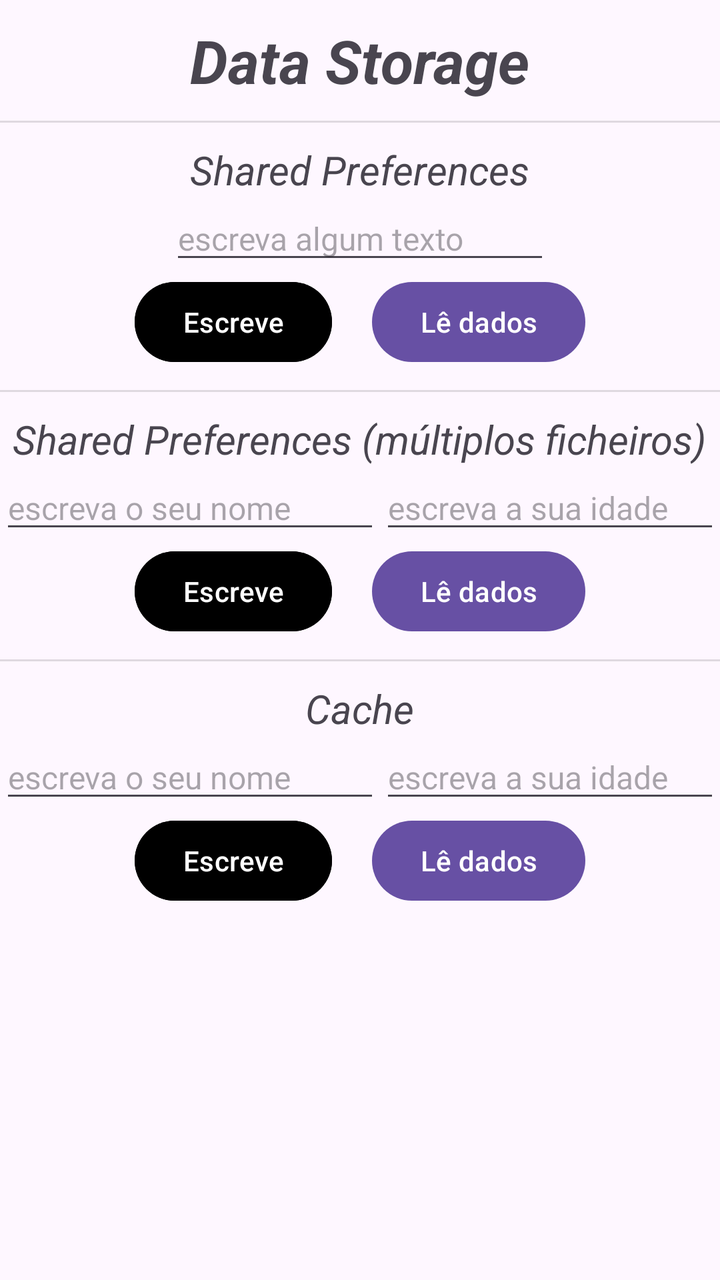
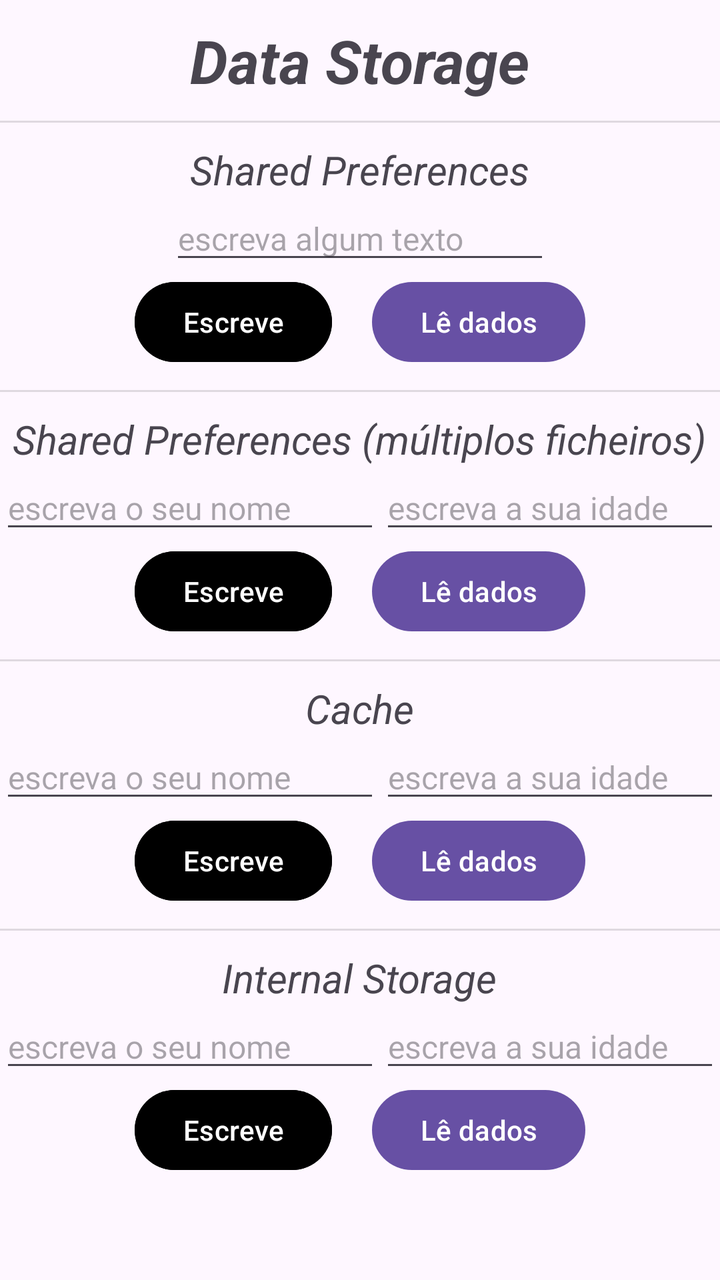

An Android layout rendered at two revisions. The XML below is the earlier revision; the diff shows what the commit changed to produce the second picture.
<!-- AndroidManifest.xml: application theme Theme.DataStorage -->
<!-- res/layout/activity_main.xml -->
<?xml version="1.0" encoding="utf-8"?>
<LinearLayout
    xmlns:tools="http://schemas.android.com/tools"
    xmlns:android="http://schemas.android.com/apk/res/android"
    android:id="@+id/main"
    android:layout_width="match_parent"
    android:layout_height="match_parent"
    android:orientation="vertical"
    tools:context=".MainActivity">

    <TextView
        android:text="@string/app_name"
        style="@style/titulo_seccao"
        android:textSize="30sp"
        android:textStyle="bold|italic"
        />

    
    <LinearLayout style="@style/contentor_geral">

        <View style="@style/linha_separacao" />

        <TextView
            style="@style/titulo_seccao"
            android:text="@string/shared_preferences" />

        <EditText
            android:id="@+id/editText1"
            style="@style/editText"
            android:hint="@string/sharedPrefencesEditText"
            android:text=""
            android:inputType="text" />

        <LinearLayout style="@style/contentor_horizontal">

            <Button
                android:id="@+id/btWrite1"
                style="@style/buttonWrite"
                android:text="@string/btWrite" />

            <Button
                android:id="@+id/btRead1"
                style="@style/buttonRead"
                android:text="@string/btRead" />

        </LinearLayout>

    </LinearLayout>

    

    <LinearLayout style="@style/contentor_geral">

        <View style="@style/linha_separacao" />

        <TextView
            style="@style/titulo_seccao"
            android:text="@string/shared_preferencesMultiFich" />

        <LinearLayout style="@style/contentor_horizontal">

            <EditText
                android:id="@+id/editText2a"
                style="@style/editText"
                android:hint="@string/escreveNome"
                android:text=""
                android:inputType="text" />

            <EditText
                android:id="@+id/editText2b"
                style="@style/editText"
                android:hint="@string/escreveIdade"
                android:text=""
                android:inputType="number" />

        </LinearLayout>

        <LinearLayout style="@style/contentor_horizontal">

            <Button
                android:id="@+id/btWrite2"
                style="@style/buttonWrite"
                android:text="@string/btWrite" />

            <Button
                android:id="@+id/btRead2"
                style="@style/buttonRead"
                android:text="@string/btRead" />

        </LinearLayout>

    </LinearLayout>



    

    <LinearLayout style="@style/contentor_geral">

        <View style="@style/linha_separacao" />

        <TextView
            style="@style/titulo_seccao"
            android:text="@string/Cache" />

        <LinearLayout style="@style/contentor_horizontal">

            <EditText
                android:id="@+id/editText3a"
                style="@style/editText"
                android:hint="@string/escreveNome"
                android:text=""
                android:inputType="text" />

            <EditText
                android:id="@+id/editText3b"
                style="@style/editText"
                android:hint="@string/escreveIdade"
                android:text=""
                android:inputType="number" />

        </LinearLayout>

        <LinearLayout style="@style/contentor_horizontal">

            <Button
                android:id="@+id/btWrite3"
                style="@style/buttonWrite"
                android:text="@string/btWrite" />

            <Button
                android:id="@+id/btRead3"
                style="@style/buttonRead"
                android:text="@string/btRead" />

        </LinearLayout>

    </LinearLayout>


</LinearLayout>
<!-- resources referenced by this layout -->
<resources>
  <string name="Cache">Cache</string>
  <string name="app_name">Data Storage</string>
  <string name="btRead">Lê dados</string>
  <string name="btWrite">Escreve</string>
  <string name="escreveIdade">escreva a sua idade</string>
  <string name="escreveNome">escreva o seu nome</string>
  <string name="sharedPrefencesEditText">escreva algum texto</string>
  <string name="shared_preferences">Shared Preferences</string>
  <string name="shared_preferencesMultiFich">Shared Preferences (múltiplos ficheiros)</string>
  <style name="buttonRead">
          <item name="android:layout_width">wrap_content</item>
          <item name="android:layout_height">wrap_content</item>
          <item name="android:layout_marginStart">10dp</item>
      </style>
  <style name="buttonWrite">
          <item name="android:layout_width">wrap_content</item>
          <item name="android:layout_height">wrap_content</item>
          <item name="android:backgroundTint">@color/black</item>
          <item name="android:layout_marginEnd">10dp</item>
      </style>
  <style name="contentor_geral">
          <item name="android:layout_width">match_parent</item>
          <item name="android:layout_height">wrap_content</item>
          <item name="android:orientation">vertical</item>
      </style>
  <style name="contentor_horizontal">
          <item name="android:layout_width">wrap_content</item>
          <item name="android:layout_height">wrap_content</item>
          <item name="android:layout_gravity">center</item>
          <item name="android:orientation">horizontal</item>
      </style>
  <style name="editText">
          <item name="android:layout_width">wrap_content</item>
          <item name="android:layout_height">wrap_content</item>
          <item name="android:layout_gravity">center</item>
          <item name="android:ems">10</item>
          <item name="android:textSize">16sp</item>
      </style>
  <style name="linha_separacao">
          <item name="android:layout_width">match_parent</item>
          <item name="android:layout_height">1dp</item>
          <item name="android:layout_marginTop">10dp</item>
          <item name="android:background">?android:attr/listDivider</item>
      </style>
  <style name="titulo_seccao">
          <item name="android:layout_width">wrap_content</item>
          <item name="android:layout_height">wrap_content</item>
          <item name="android:layout_gravity">center</item>
          <item name="android:textStyle">italic</item>
          <item name="android:textSize">20sp</item>
          <item name="android:layout_marginTop">10dp</item>
      </style>
  <style name="Theme.DataStorage" parent="Base.Theme.DataStorage" />
  <color name="black">#FF000000</color>
  <style name="Base.Theme.DataStorage" parent="Theme.Material3.DayNight.NoActionBar">
          
          
      </style>
</resources>

<!-- the commit's change to res/layout/activity_main.xml (unified diff, before → after) -->
@@ -138,4 +138,49 @@
     </LinearLayout>
 
 
+
+    
+
+    <LinearLayout style="@style/contentor_geral">
+
+        <View style="@style/linha_separacao" />
+
+        <TextView
+            style="@style/titulo_seccao"
+            android:text="@string/internal_storage" />
+
+        <LinearLayout style="@style/contentor_horizontal">
+
+            <EditText
+                android:id="@+id/editText4a"
+                style="@style/editText"
+                android:hint="@string/escreveNome"
+                android:text=""
+                android:inputType="text" />
+
+            <EditText
+                android:id="@+id/editText4b"
+                style="@style/editText"
+                android:hint="@string/escreveIdade"
+                android:text=""
+                android:inputType="number" />
+
+        </LinearLayout>
+
+        <LinearLayout style="@style/contentor_horizontal">
+
+            <Button
+                android:id="@+id/btWrite4"
+                style="@style/buttonWrite"
+                android:text="@string/btWrite" />
+
+            <Button
+                android:id="@+id/btRead4"
+                style="@style/buttonRead"
+                android:text="@string/btRead" />
+
+        </LinearLayout>
+
+    </LinearLayout>
+
 </LinearLayout>
<!-- resource entries referenced after the edit -->
@@ -6,6 +6,7 @@
   <string name="btWrite">Escreve</string>
   <string name="escreveIdade">escreva a sua idade</string>
   <string name="escreveNome">escreva o seu nome</string>
+  <string name="internal_storage">Internal Storage</string>
   <string name="sharedPrefencesEditText">escreva algum texto</string>
   <string name="shared_preferences">Shared Preferences</string>
   <string name="shared_preferencesMultiFich">Shared Preferences (múltiplos ficheiros)</string>
